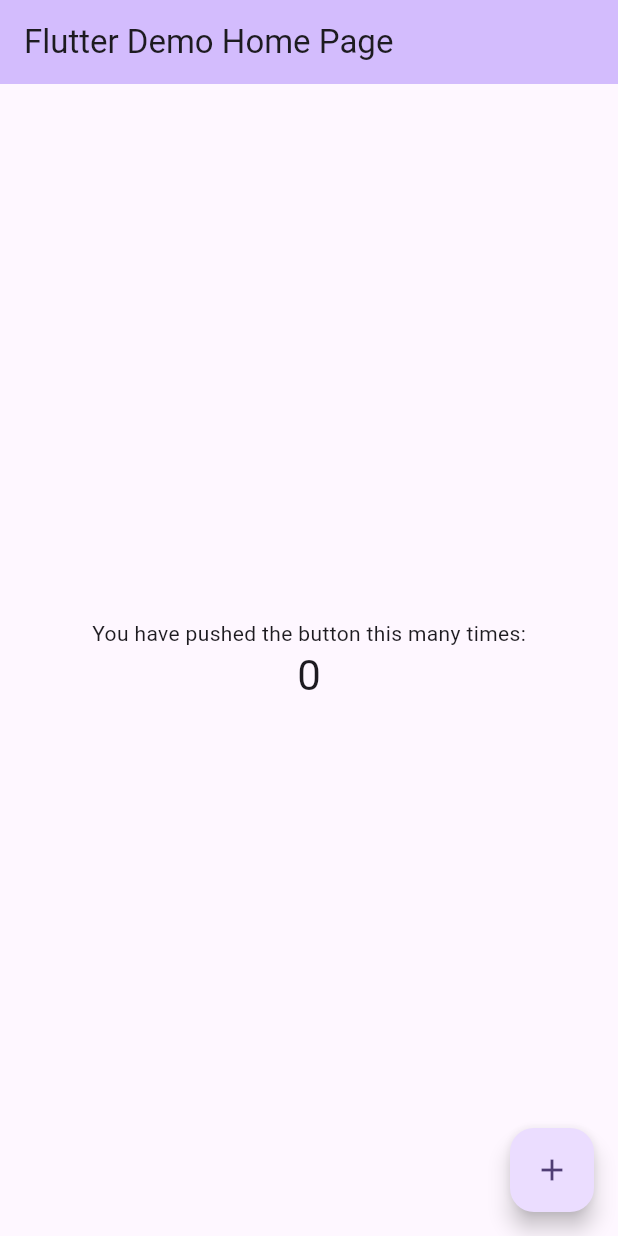
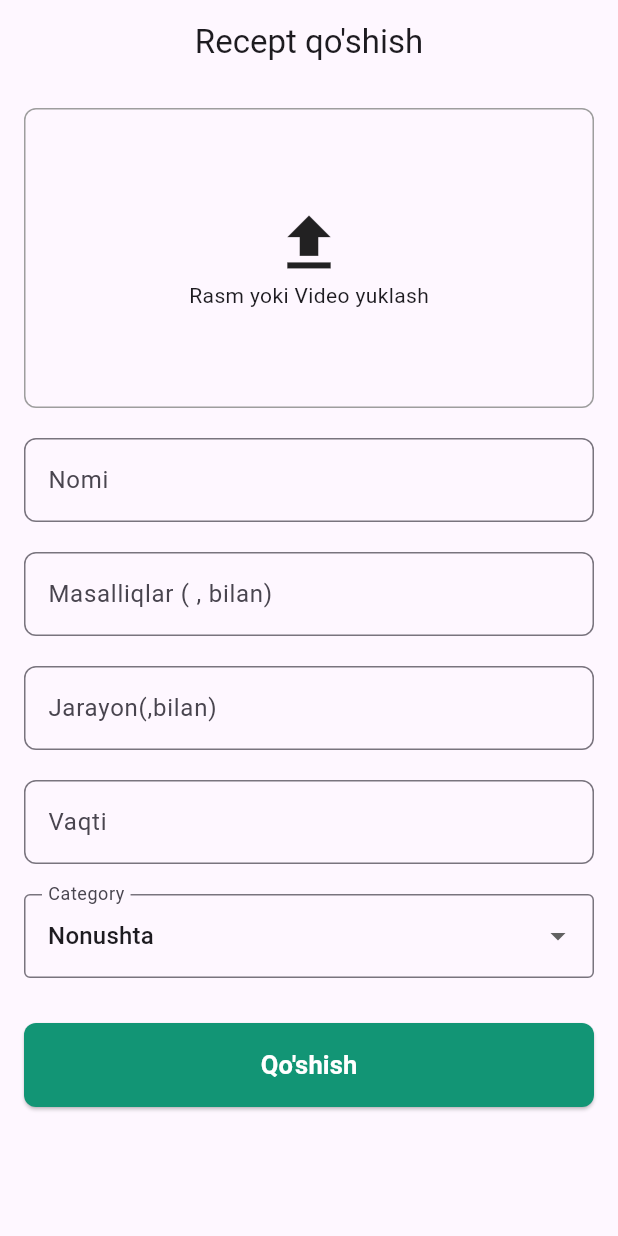
Before and after one commit to Recipes-app-nt/recipe-app, a Flutter app: the screen it shows after launch, on a phone screen of 412 x 824 dp. Run offline on Flutter 3.47's test engine with Material 3 defaults, Android fonts, the phone set to English and light mode, and no system bars; our stand-ins replace dio, equatable, flutter_bloc.

Commit message:
add recipe ui

```diff
--- a/lib/data/services/recipe_service.dart
+++ b/lib/data/services/recipe_service.dart
@@ -13,7 +13,7 @@ class RecipeService {
       );
 
       if (response.statusCode != 200 && response.statusCode != 201) {
-        throw Exception('Failed to add books');
+        throw Exception("Qo'shishda xatolik!!!");
       }
 
       final data = response.data;
--- a/lib/main.dart
+++ b/lib/main.dart
@@ -1,125 +1,18 @@
 import 'package:flutter/material.dart';
+import 'package:recipe_app/ui/recipe/screens/add_recipe.dart';
 
-void main() {
-  runApp(const MyApp());
+void main(List<String> args) {
+  runApp(MyApp());
 }
 
 class MyApp extends StatelessWidget {
   const MyApp({super.key});
 
-  // This widget is the root of your application.
   @override
   Widget build(BuildContext context) {
     return MaterialApp(
-      title: 'Flutter Demo',
-      theme: ThemeData(
-        // This is the theme of your application.
-        //
-        // TRY THIS: Try running your application with "flutter run". You'll see
-        // the application has a purple toolbar. Then, without quitting the app,
-        // try changing the seedColor in the colorScheme below to Colors.green
-        // and then invoke "hot reload" (save your changes or press the "hot
-        // reload" button in a Flutter-supported IDE, or press "r" if you used
-        // the command line to start the app).
-        //
-        // Notice that the counter didn't reset back to zero; the application
-        // state is not lost during the reload. To reset the state, use hot
-        // restart instead.
-        //
-        // This works for code too, not just values: Most code changes can be
-        // tested with just a hot reload.
-        colorScheme: ColorScheme.fromSeed(seedColor: Colors.deepPurple),
-        useMaterial3: true,
-      ),
-      home: const MyHomePage(title: 'Flutter Demo Home Page'),
+      debugShowCheckedModeBanner: false,
+      home: AddRecipe(),
     );
   }
 }
-
-class MyHomePage extends StatefulWidget {
-  const MyHomePage({super.key, required this.title});
-
-  // This widget is the home page of your application. It is stateful, meaning
-  // that it has a State object (defined below) that contains fields that affect
-  // how it looks.
-
-  // This class is the configuration for the state. It holds the values (in this
-  // case the title) provided by the parent (in this case the App widget) and
-  // used by the build method of the State. Fields in a Widget subclass are
-  // always marked "final".
-
-  final String title;
-
-  @override
-  State<MyHomePage> createState() => _MyHomePageState();
-}
-
-class _MyHomePageState extends State<MyHomePage> {
-  int _counter = 0;
-
-  void _incrementCounter() {
-    setState(() {
-      // This call to setState tells the Flutter framework that something has
-      // changed in this State, which causes it to rerun the build method below
-      // so that the display can reflect the updated values. If we changed
-      // _counter without calling setState(), then the build method would not be
-      // called again, and so nothing would appear to happen.
-      _counter++;
-    });
-  }
-
-  @override
-  Widget build(BuildContext context) {
-    // This method is rerun every time setState is called, for instance as done
-    // by the _incrementCounter method above.
-    //
-    // The Flutter framework has been optimized to make rerunning build methods
-    // fast, so that you can just rebuild anything that needs updating rather
-    // than having to individually change instances of widgets.
-    return Scaffold(
-      appBar: AppBar(
-        // TRY THIS: Try changing the color here to a specific color (to
-        // Colors.amber, perhaps?) and trigger a hot reload to see the AppBar
-        // change color while the other colors stay the same.
-        backgroundColor: Theme.of(context).colorScheme.inversePrimary,
-        // Here we take the value from the MyHomePage object that was created by
-        // the App.build method, and use it to set our appbar title.
-        title: Text(widget.title),
-      ),
-      body: Center(
-        // Center is a layout widget. It takes a single child and positions it
-        // in the middle of the parent.
-        child: Column(
-          // Column is also a layout widget. It takes a list of children and
-          // arranges them vertically. By default, it sizes itself to fit its
-          // children horizontally, and tries to be as tall as its parent.
-          //
-          // Column has various properties to control how it sizes itself and
-          // how it positions its children. Here we use mainAxisAlignment to
-          // center the children vertically; the main axis here is the vertical
-          // axis because Columns are vertical (the cross axis would be
-          // horizontal).
-          //
-          // TRY THIS: Invoke "debug painting" (choose the "Toggle Debug Paint"
-          // action in the IDE, or press "p" in the console), to see the
-          // wireframe for each widget.
-          mainAxisAlignment: MainAxisAlignment.center,
-          children: <Widget>[
-            const Text(
-              'You have pushed the button this many times:',
-            ),
-            Text(
-              '$_counter',
-              style: Theme.of(context).textTheme.headlineMedium,
-            ),
-          ],
-        ),
-      ),
-      floatingActionButton: FloatingActionButton(
-        onPressed: _incrementCounter,
-        tooltip: 'Increment',
-        child: const Icon(Icons.add),
-      ), // This trailing comma makes auto-formatting nicer for build methods.
-    );
-  }
-}
--- /dev/null
+++ b/lib/ui/recipe/screens/add_recipe.dart
@@ -0,0 +1,151 @@
+import 'package:flutter/material.dart';
+import 'package:recipe_app/ui/recipe/widgets/custom_textfield.dart';
+
+class AddRecipe extends StatefulWidget {
+  const AddRecipe({super.key});
+
+  @override
+  State<AddRecipe> createState() => _AddRecipeState();
+}
+
+class _AddRecipeState extends State<AddRecipe> {
+  final TextEditingController recipeNameController = TextEditingController();
+  final TextEditingController ingredientsController = TextEditingController();
+  final TextEditingController instructionsController = TextEditingController();
+  final TextEditingController coockingTimeController = TextEditingController();
+  final TextEditingController categoryController = TextEditingController();
+  String? selectedCategory;
+
+  @override
+  void initState() {
+    super.initState();
+    selectedCategory = "Nonushta";
+  }
+
+  @override
+  Widget build(BuildContext context) {
+    return Scaffold(
+      appBar: AppBar(
+        title: const Text("Recept qo'shish"),
+        centerTitle: true,
+      ),
+      body: Padding(
+        padding: const EdgeInsets.all(16.0),
+        child: SingleChildScrollView(
+          child: Column(
+            crossAxisAlignment: CrossAxisAlignment.stretch,
+            children: [
+              GestureDetector(
+                onTap: () {},
+                child: Container(
+                  height: 200,
+                  decoration: BoxDecoration(
+                    border: Border.all(
+                      color: Colors.grey,
+                      style: BorderStyle.solid,
+                    ),
+                    borderRadius: BorderRadius.circular(8.0),
+                  ),
+                  child: const Center(
+                    child: Column(
+                      mainAxisAlignment: MainAxisAlignment.center,
+                      children: [
+                        Icon(Icons.upload, size: 50),
+                        Text('Rasm yoki Video yuklash'),
+                      ],
+                    ),
+                  ),
+                ),
+              ),
+              const SizedBox(height: 20),
+              CustomTextFormField(
+                controller: recipeNameController,
+                labelText: "Nomi",
+                validator: (value) {
+                  if (value == null || value.trim().isEmpty) {
+                    return "Iltimos recept nomini kiriting!!!";
+                  }
+                  return null;
+                },
+              ),
+              const SizedBox(height: 20),
+              CustomTextFormField(
+                controller: ingredientsController,
+                labelText: 'Masalliqlar ( , bilan)',
+                validator: (value) {
+                  if (value == null || value.trim().isEmpty) {
+                    return "Iltimos masalliqlarni kiriting!!!";
+                  }
+                  return null;
+                },
+              ),
+              const SizedBox(height: 20),
+              CustomTextFormField(
+                controller: instructionsController,
+                labelText: "Jarayon(,bilan)",
+                validator: (value) {
+                  if (value == null || value.trim().isEmpty) {
+                    return "Iltimos jarayonlarni kiriting!!!";
+                  }
+                  return null;
+                },
+              ),
+              const SizedBox(height: 20),
+              CustomTextFormField(
+                controller: coockingTimeController,
+                labelText: "Vaqti",
+                validator: (value) {
+                  if (value == null || value.trim().isEmpty) {
+                    return "Iltimos vaqtini kiriting!!!";
+                  }
+                  return null;
+                },
+              ),
+              const SizedBox(height: 20),
+              DropdownButtonFormField<String>(
+                decoration: const InputDecoration(
+                    labelText: 'Category', border: OutlineInputBorder()),
+                items: ["Nonushta", "Tushlik", "Kechki ovqat", "Shirinlik"]
+                    .map((item) {
+                  return DropdownMenuItem<String>(
+                    value: item,
+                    child: Text(item),
+                  );
+                }).toList(),
+                onChanged: (value) {
+                  setState(() {
+                    selectedCategory = value!;
+                    categoryController.text = value;
+                  });
+                },
+                value: selectedCategory,
+                validator: (value) =>
+                    value == null ? "Iltimos categoriyani tanlang" : null,
+              ),
+              const SizedBox(height: 30),
+              ElevatedButton(
+                onPressed: () {
+                  if (Form.of(context).validate()) {}
+                },
+                style: ElevatedButton.styleFrom(
+                  backgroundColor: const Color(0xff129575),
+                  padding: const EdgeInsets.symmetric(vertical: 16.0),
+                  shape: RoundedRectangleBorder(
+                    borderRadius: BorderRadius.circular(8.0),
+                  ),
+                ),
+                child: const Text(
+                  "Qo'shish",
+                  style: TextStyle(
+                      color: Colors.white,
+                      fontSize: 17,
+                      fontWeight: FontWeight.w600),
+                ),
+              ),
+            ],
+          ),
+        ),
+      ),
+    );
+  }
+}
--- /dev/null
+++ b/lib/ui/recipe/widgets/custom_textfield.dart
@@ -0,0 +1,31 @@
+import 'package:flutter/material.dart';
+
+class CustomTextFormField extends StatelessWidget {
+  final TextEditingController controller;
+  final String labelText;
+  final String? Function(String?)? validator;
+  final TextInputType keyboardType;
+
+  const CustomTextFormField({
+    super.key,
+    required this.controller,
+    required this.labelText,
+    this.validator,
+    this.keyboardType = TextInputType.text,
+  });
+
+  @override
+  Widget build(BuildContext context) {
+    return TextFormField(
+      controller: controller,
+      validator: validator,
+      keyboardType: keyboardType,
+      decoration: InputDecoration(
+        labelText: labelText,
+        border: OutlineInputBorder(
+          borderRadius: BorderRadius.circular(8.0),
+        ),
+      ),
+    );
+  }
+}
```
